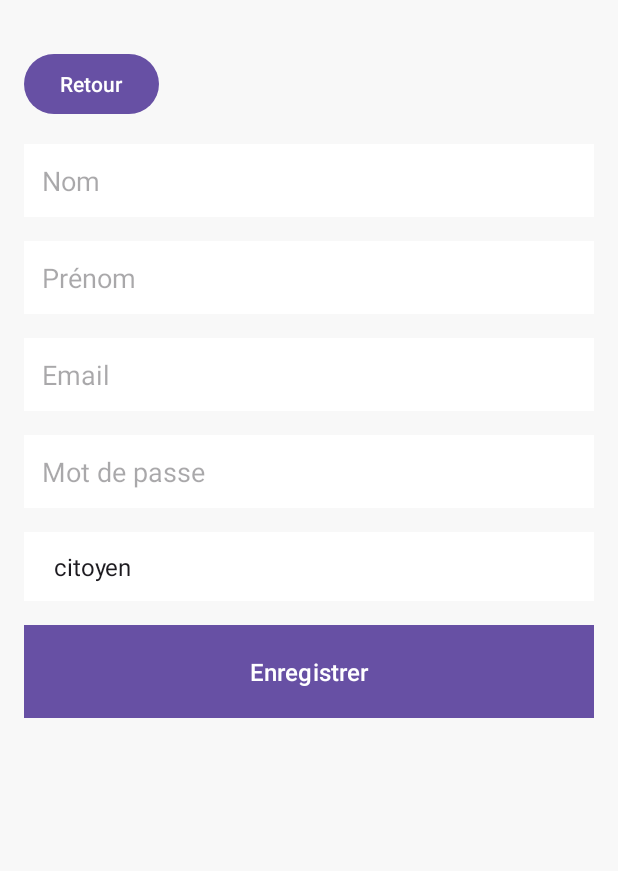
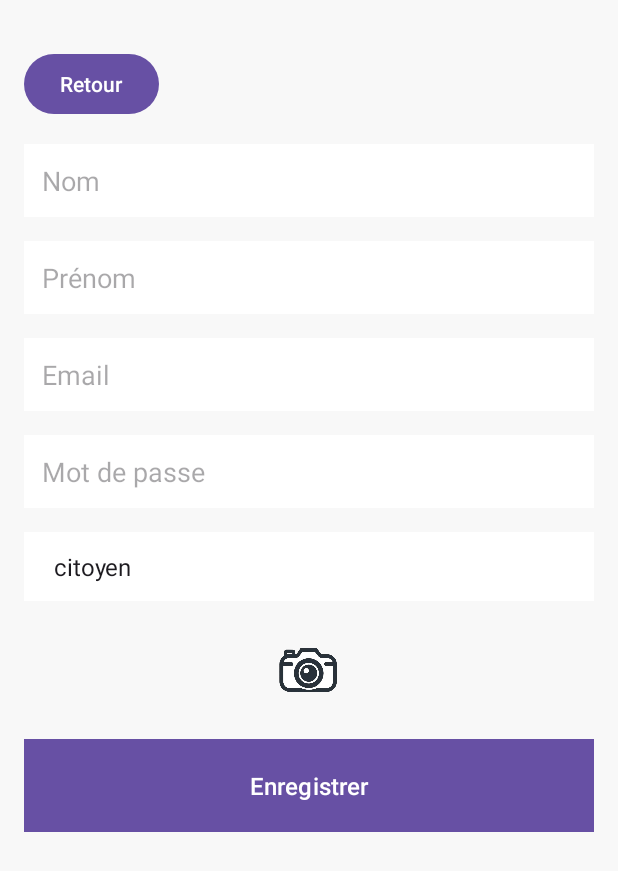
Before and after one commit to Tanguydom/ANDROID_STUDIO_FRONT, an Android app: the CreateUserActivity screen opened directly, with no data from a screen before it, on a phone screen of 412 x 824 dp. Shown: the top 871 px of the screen. Run offline under Robolectric (Android 15) with nearby library versions, the phone set to English and light mode, and no system bars.

Commit message:
datalite + photo

```diff
--- a/app/src/main/java/com/example/projet_gerante_domergue/adapter/CityAdapter.java
+++ b/app/src/main/java/com/example/projet_gerante_domergue/adapter/CityAdapter.java
@@ -11,7 +11,7 @@ import com.example.projet_gerante_domergue.models.City;
 
 import java.util.List;
 
-public class CityAdapter extends RecyclerView.Adapter<CityHolder>
+public class CityAdapter extends RecyclerView.Adapter<CityHolder> // Adapter pour afficher les villes
 {
     private List<City> cities;
 
--- a/app/src/main/java/com/example/projet_gerante_domergue/adapter/CityHolder.java
+++ b/app/src/main/java/com/example/projet_gerante_domergue/adapter/CityHolder.java
@@ -8,7 +8,8 @@ import androidx.recyclerview.widget.RecyclerView;
 import com.example.projet_gerante_domergue.R;
 import com.example.projet_gerante_domergue.models.City;
 
-public class CityHolder extends RecyclerView.ViewHolder {
+public class CityHolder extends RecyclerView.ViewHolder // Holder pour afficher une ville
+{
 
     TextView nom_ville;
     TextView nom_pays;
--- a/app/src/main/java/com/example/projet_gerante_domergue/utils/DeleteRequestTask.java
+++ b/app/src/main/java/com/example/projet_gerante_domergue/utils/DeleteRequestTask.java
@@ -10,7 +10,7 @@ import java.net.HttpURLConnection;
 import java.net.URL;
 
 public class DeleteRequestTask extends AsyncTask<String, Void, String> {
-    private static final String BASE_URL = "http://10.0.2.2:3000"; // URL de votre API
+    private static final String BASE_URL = "https://android.karru.tech"; // URL de votre API
     @Override
     protected String doInBackground(String... params) {
         String endpoint = params[0];
--- a/app/src/main/java/com/example/projet_gerante_domergue/utils/PostHttpRequestAsync.java
+++ b/app/src/main/java/com/example/projet_gerante_domergue/utils/PostHttpRequestAsync.java
@@ -13,7 +13,7 @@ import java.net.URL;
 
 public class PostHttpRequestAsync extends AsyncTask<String, Void, Pair<Integer, String>> {
 
-    private static final String BASE_URL = "http://10.0.2.2:3000"; // URL de votre API
+    private static final String BASE_URL = "https://android.karru.tech"; // URL de votre API
 
     @Override
     protected Pair<Integer, String> doInBackground(String... params) {
--- a/app/src/main/java/com/example/projet_gerante_domergue/utils/PutRequestTask.java
+++ b/app/src/main/java/com/example/projet_gerante_domergue/utils/PutRequestTask.java
@@ -11,7 +11,7 @@ import java.net.HttpURLConnection;
 import java.net.URL;
 
 public class PutRequestTask extends AsyncTask<String, Void, String> {
-    private static final String BASE_URL = "http://10.0.2.2:3000"; // URL de votre API
+    private static final String BASE_URL = "https://android.karru.tech"; // URL de votre API
     @Override
     protected String doInBackground(String... params) {
         String endpoint = params[0];
--- a/app/src/main/res/layout/activity_create_user.xml
+++ b/app/src/main/res/layout/activity_create_user.xml
@@ -69,11 +69,20 @@
         android:entries="@array/fonction_options"
         android:spinnerMode="dropdown"/>
 
+    <ImageView
+        android:id="@+id/imageViewPhoto"
+        android:layout_width="59dp"
+        android:layout_height="60dp"
+        android:layout_below="@id/spinnerFonction"
+        android:layout_marginTop="16dp"
+        android:layout_centerHorizontal="true"
+        android:src="@drawable/ic_camera"/>
+
     <Button
         android:id="@+id/buttonEnregistrer"
         android:layout_width="match_parent"
         android:layout_height="wrap_content"
-        android:layout_below="@id/spinnerFonction"
+        android:layout_below="@id/imageViewPhoto"
         android:text="Enregistrer"
         android:background="@color/blue"
         android:textColor="#FFFFFF"
@@ -81,5 +90,4 @@
         android:layout_marginTop="16dp"
         android:padding="16dp"/>
 
-
 </RelativeLayout>
```
Also changed, not shown: app/src/main/AndroidManifest.xml (+7 -0 lines), app/src/main/java/com/example/projet_gerante_domergue/activity/sqlite/MyDatabaseHelper.java (added, +49 -0 lines), app/src/main/java/com/example/projet_gerante_domergue/utils/GetRequestTask.java (+20 -15 lines), app/src/main/res/drawable/ic_camera.png (added).
